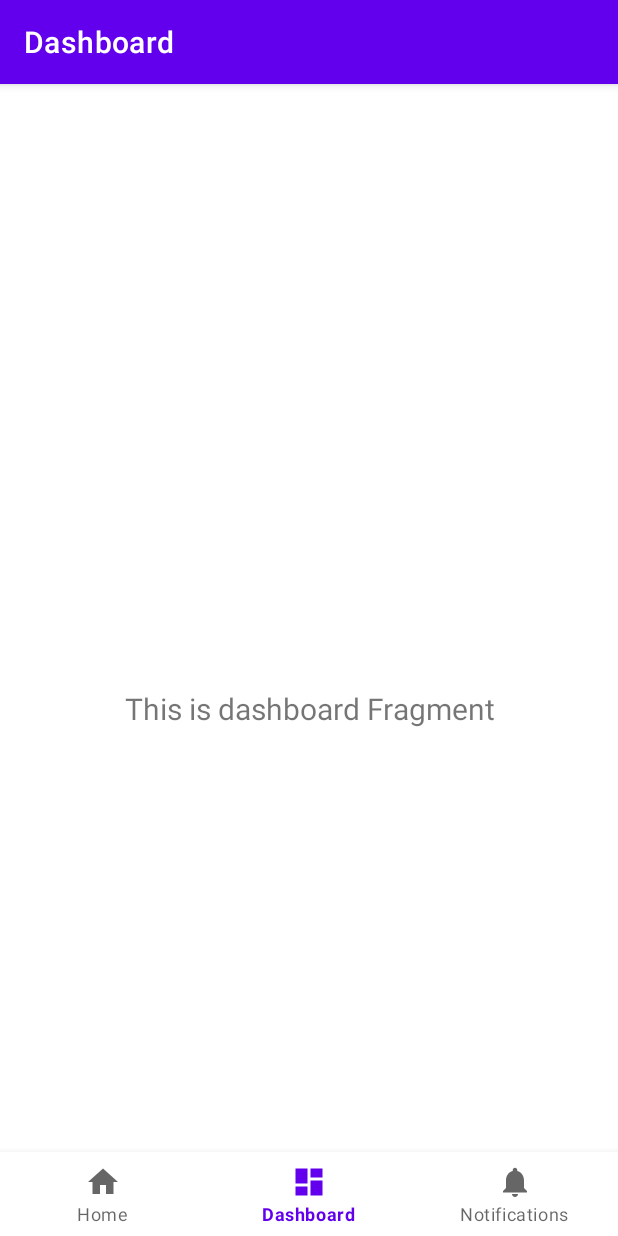
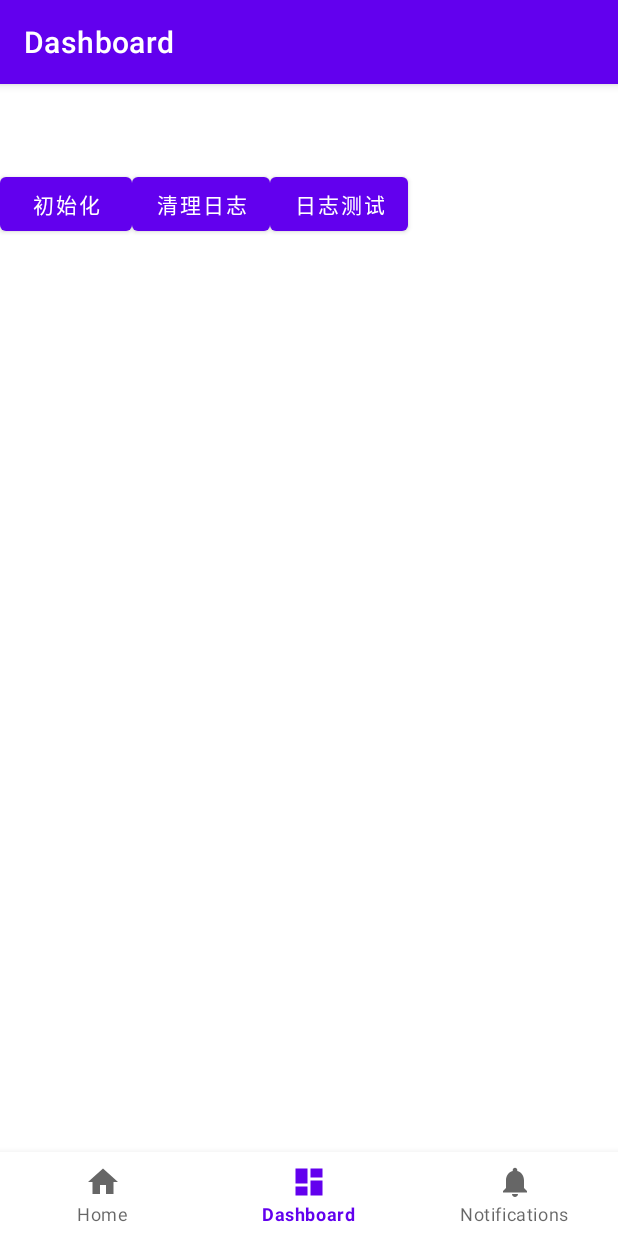
Before and after one commit to Mr-Zheng-yz/CommonLib, an Android app: the DashboardFragment screen opened through its navigation route, on a phone screen of 412 x 824 dp. Run offline under Robolectric (Android 15) with nearby library versions, the phone set to English and light mode, and no system bars; our stand-ins replace navigation-ui.

Commit message:
- 日志写入工具增加缓冲队列上限，删除日志文件时按文件名中时间

```diff
--- a/app/src/main/java/com/baize/common_lib/ui/dashboard/DashboardFragment.kt
+++ b/app/src/main/java/com/baize/common_lib/ui/dashboard/DashboardFragment.kt
@@ -8,6 +8,8 @@ import android.widget.TextView
 import androidx.fragment.app.Fragment
 import androidx.lifecycle.ViewModelProvider
 import com.baize.common_lib.databinding.FragmentDashboardBinding
+import com.ocamara.common_libs.utils.FileLogger
+import com.ocamara.common_libs.utils.LogUtil
 
 class DashboardFragment : Fragment() {
 
@@ -28,9 +30,23 @@ class DashboardFragment : Fragment() {
         _binding = FragmentDashboardBinding.inflate(inflater, container, false)
         val root: View = binding.root
 
-        val textView: TextView = binding.textDashboard
-        dashboardViewModel.text.observe(viewLifecycleOwner) {
-            textView.text = it
+
+        binding.btnCInitLog.setOnClickListener {
+            FileLogger.getInstance().init(context)
+        }
+
+        binding.btnCLearLog.setOnClickListener {
+            FileLogger.getInstance().cleanOldLogs(context)
+        }
+
+        binding.btnLog.setOnClickListener {
+            repeat(10) {
+                Thread {
+                    repeat(10) { count ->
+                        LogUtil.wi(">>>>>>>>>>>>>>>>>>>>>>>> 日志测试写入 count:" + count + "${Thread.currentThread().name} <<<<<<<<<<<<<<<<<<<<<")
+                    }
+                }.start()
+            }
         }
         return root
     }
--- a/app/src/main/res/layout/fragment_dashboard.xml
+++ b/app/src/main/res/layout/fragment_dashboard.xml
@@ -1,22 +1,26 @@
 <?xml version="1.0" encoding="utf-8"?>
-<androidx.constraintlayout.widget.ConstraintLayout xmlns:android="http://schemas.android.com/apk/res/android"
+<LinearLayout xmlns:android="http://schemas.android.com/apk/res/android"
     xmlns:app="http://schemas.android.com/apk/res-auto"
     xmlns:tools="http://schemas.android.com/tools"
     android:layout_width="match_parent"
     android:layout_height="match_parent"
     tools:context=".ui.dashboard.DashboardFragment">
 
-    <TextView
-        android:id="@+id/text_dashboard"
-        android:layout_width="match_parent"
+    <Button
+        android:id="@+id/btnCInitLog"
+        android:layout_width="wrap_content"
         android:layout_height="wrap_content"
-        android:layout_marginEnd="8dp"
-        android:layout_marginStart="8dp"
-        android:layout_marginTop="8dp"
-        android:textAlignment="center"
-        android:textSize="20sp"
-        app:layout_constraintBottom_toBottomOf="parent"
-        app:layout_constraintEnd_toEndOf="parent"
-        app:layout_constraintStart_toStartOf="parent"
-        app:layout_constraintTop_toTopOf="parent" />
-</androidx.constraintlayout.widget.ConstraintLayout>
+        android:text="初始化" />
+
+    <Button
+        android:id="@+id/btnCLearLog"
+        android:layout_width="wrap_content"
+        android:layout_height="wrap_content"
+        android:text="清理日志" />
+
+    <Button
+        android:id="@+id/btnLog"
+        android:layout_width="wrap_content"
+        android:layout_height="wrap_content"
+        android:text="日志测试" />
+</LinearLayout>
--- a/common-libs/src/main/java/com/ocamara/common_libs/utils/LogUtil.java
+++ b/common-libs/src/main/java/com/ocamara/common_libs/utils/LogUtil.java
@@ -4,7 +4,6 @@ import android.util.Log;
 
 /**
  * 日志打印统一使用此工具类
- * TODO 統一項目中日志打印
  */
 public class LogUtil {
     private static boolean isShowLog = true;
```
Also changed, not shown: common-libs/src/main/java/com/ocamara/common_libs/utils/FileLogger.java (+28 -6 lines), common-libs/src/main/java/com/ocamara/common_libs/utils/TimeUtil.java (+43 -0 lines).
